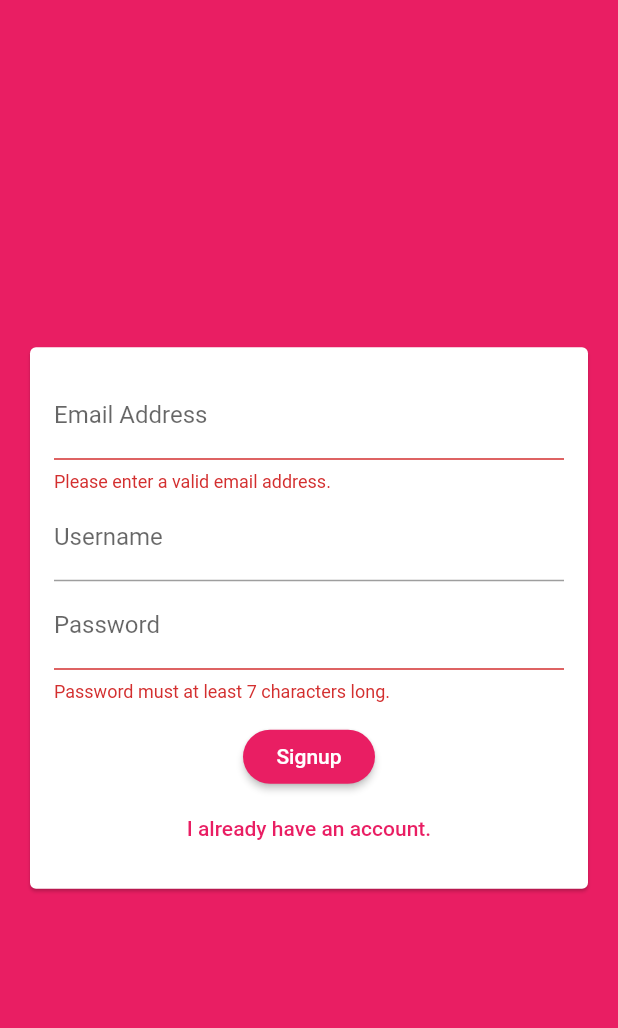
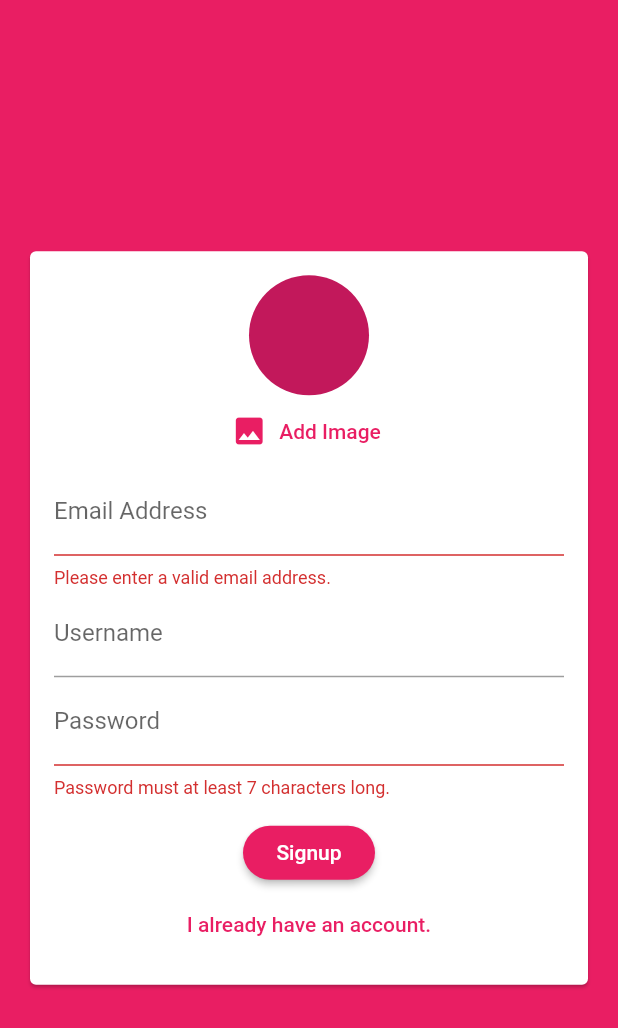
Before and after one commit to arielmagbanua/flutter-app-examples, a Flutter app: the screen it shows after launch, after a tap on "Login", after a tap on "Create new account", on a phone screen of 412 x 824 dp. Shown: the top 1028 px of the screen. Run offline on Flutter 3.47's test engine with Material 2 defaults, Android fonts, the phone set to English and light mode, and no system bars; our stand-ins replace cloud_firestore, firebase_auth, google_maps_flutter, image_picker, location, shared_preferences and 1 more; accounts and stored records are empty.

Commit message:
Created the image picker.

```diff
--- a/chat_app/lib/widgets/auth/auth_form.dart
+++ b/chat_app/lib/widgets/auth/auth_form.dart
@@ -1,4 +1,6 @@
 import 'package:flutter/material.dart';
+
+import '../pickers/user_image_picker.dart';
 
 class AuthForm extends StatefulWidget {
   final void Function(
@@ -55,6 +57,8 @@ class _AuthFormState extends State<AuthForm> {
               child: Column(
                 mainAxisSize: MainAxisSize.min,
                 children: <Widget>[
+                  if (!_isLogin)
+                    UserImagePicker(),
                   TextFormField(
                     key: ValueKey('email'),
                     validator: (value) {
@@ -107,14 +111,13 @@ class _AuthFormState extends State<AuthForm> {
                     },
                   ),
                   SizedBox(height: 12),
-                  if (widget.isLoading)
-                    CircularProgressIndicator(),
-                  if(!widget.isLoading)
+                  if (widget.isLoading) CircularProgressIndicator(),
+                  if (!widget.isLoading)
                     RaisedButton(
                       child: Text(_isLogin ? 'Login' : 'Signup'),
                       onPressed: _trySubmit,
                     ),
-                  if(!widget.isLoading)
+                  if (!widget.isLoading)
                     FlatButton(
                       textColor: Theme.of(context).primaryColor,
                       child: Text(_isLogin
--- /dev/null
+++ b/chat_app/lib/widgets/pickers/user_image_picker.dart
@@ -0,0 +1,42 @@
+import 'dart:io';
+
+import 'package:flutter/material.dart';
+import 'package:image_picker/image_picker.dart';
+
+class UserImagePicker extends StatefulWidget {
+  @override
+  _UserImagePickerState createState() => _UserImagePickerState();
+}
+
+class _UserImagePickerState extends State<UserImagePicker> {
+  File _pickedImage;
+
+  void _pickImage() async {
+    final picker = ImagePicker();
+    // pick image from camera
+    final pickedImage = await picker.getImage(source: ImageSource.camera);
+
+    setState(() {
+      _pickedImage = File(pickedImage.path);
+    });
+  }
+
+  @override
+  Widget build(BuildContext context) {
+    return Column(
+      children: <Widget>[
+        CircleAvatar(
+          radius: 40,
+          backgroundImage:
+              _pickedImage != null ? FileImage(_pickedImage) : null,
+        ),
+        FlatButton.icon(
+          textColor: Theme.of(context).primaryColor,
+          onPressed: _pickImage,
+          icon: Icon(Icons.image),
+          label: Text('Add Image'),
+        ),
+      ],
+    );
+  }
+}
--- a/chat_app/pubspec.yaml
+++ b/chat_app/pubspec.yaml
@@ -26,6 +26,7 @@ dependencies:
 
   cloud_firestore: ^0.13.7
   firebase_auth: ^0.16.1
+  image_picker: ^0.6.7+4
 
   # The following adds the Cupertino Icons font to your application.
   # Use with the CupertinoIcons class for iOS style icons.
```
Also changed, not shown: chat_app/pubspec.lock, 1 other file.
